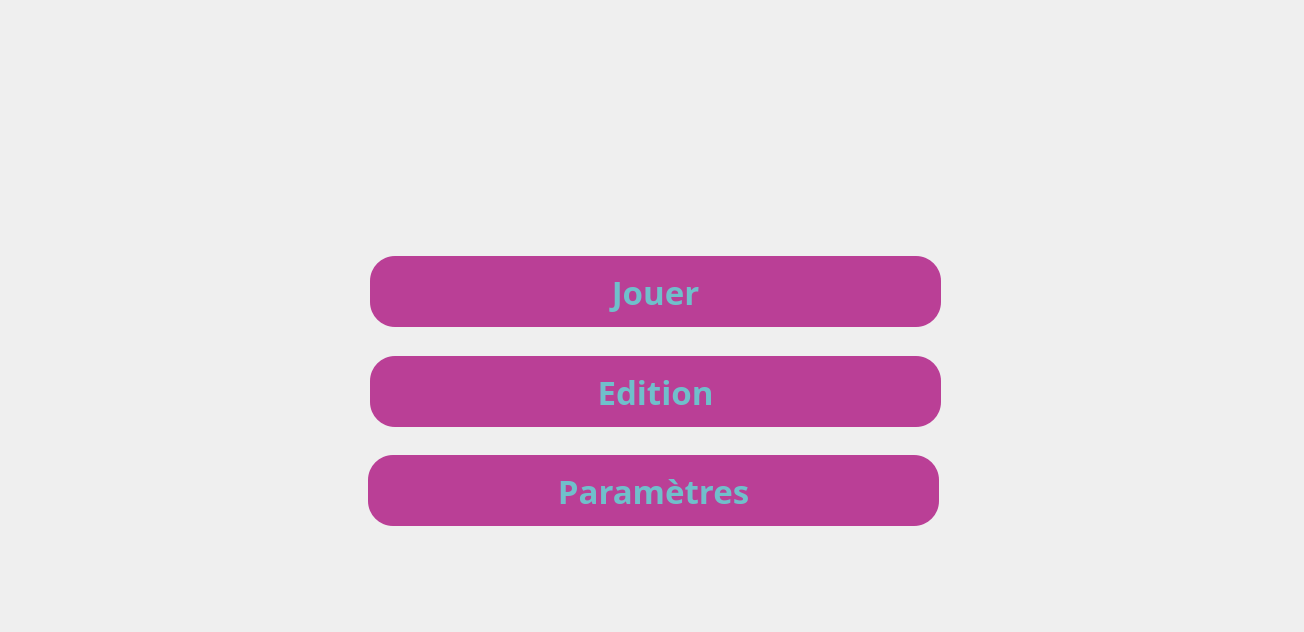
Qt form ApplicationPC/mainwindow.ui (Cortard/RobotRicochetSolver) before a commit.
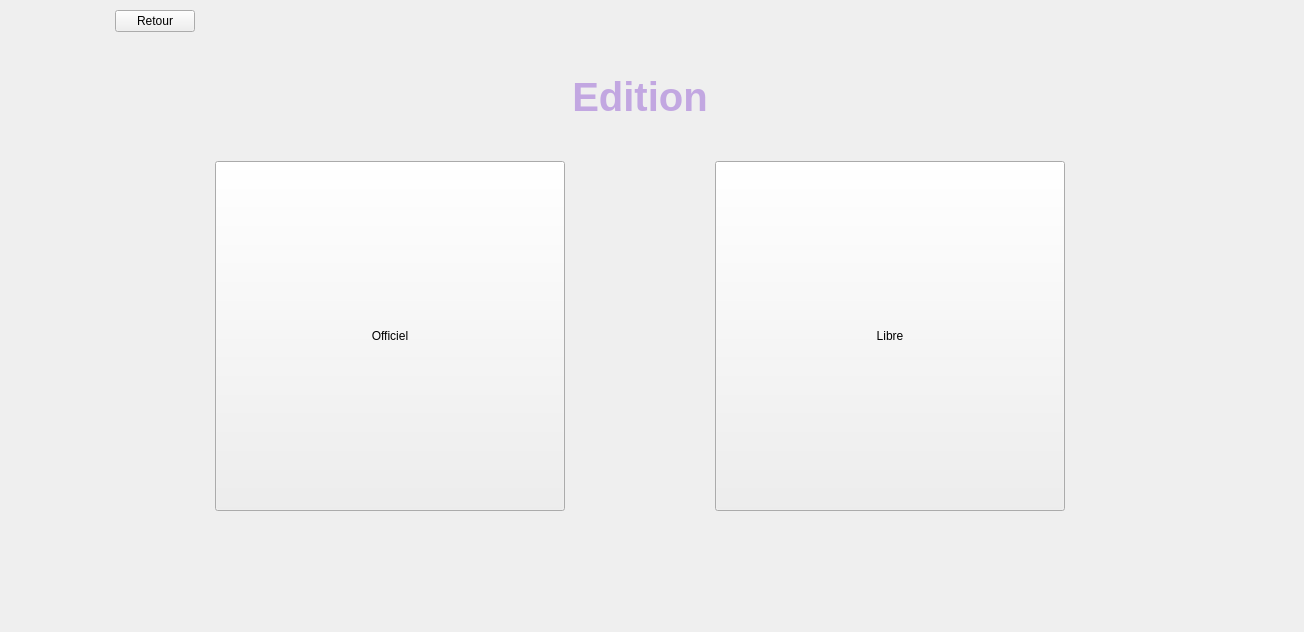
The same form after that commit. The open tabs and pages were chosen to show the change. Icons and pictures are not drawn.

Commit message: Creation libre

Patch:
```diff
--- a/ApplicationPC/mainwindow.ui
+++ b/ApplicationPC/mainwindow.ui
@@ -1152,6 +1152,181 @@
        </layout>
       </widget>
      </widget>
+     <widget class="QWidget" name="choixplateau">
+      <widget class="QWidget" name="verticalLayoutWidget_7">
+       <property name="geometry">
+        <rect>
+         <x>10</x>
+         <y>10</y>
+         <width>1261</width>
+         <height>701</height>
+        </rect>
+       </property>
+       <layout class="QGridLayout" name="gridLayout_8">
+        <property name="leftMargin">
+         <number>100</number>
+        </property>
+        <property name="rightMargin">
+         <number>100</number>
+        </property>
+        <property name="bottomMargin">
+         <number>200</number>
+        </property>
+        <item row="3" column="0">
+         <layout class="QHBoxLayout" name="horizontalLayout_6">
+          <property name="spacing">
+           <number>150</number>
+          </property>
+          <property name="leftMargin">
+           <number>100</number>
+          </property>
+          <property name="rightMargin">
+           <number>100</number>
+          </property>
+          <item>
+           <widget class="QPushButton" name="pushHistoire_3">
+            <property name="minimumSize">
+             <size>
+              <width>350</width>
+              <height>350</height>
+             </size>
+            </property>
+            <property name="maximumSize">
+             <size>
+              <width>350</width>
+              <height>350</height>
+             </size>
+            </property>
+            <property name="styleSheet">
+             <string notr="true">background : url(:/img/histoire.jpg) center center;</string>
+            </property>
+            <property name="text">
+             <string>Officiel</string>
+            </property>
+           </widget>
+          </item>
+          <item>
+           <widget class="QPushButton" name="pushTrain_3">
+            <property name="minimumSize">
+             <size>
+              <width>350</width>
+              <height>350</height>
+             </size>
+            </property>
+            <property name="maximumSize">
+             <size>
+              <width>350</width>
+              <height>350</height>
+             </size>
+            </property>
+            <property name="styleSheet">
+             <string notr="true">background : url(:/img/train.png) center center;</string>
+            </property>
+            <property name="text">
+             <string>Libre</string>
+            </property>
+           </widget>
+          </item>
+         </layout>
+        </item>
+        <item row="2" column="0">
+         <widget class="QLabel" name="label_3">
+          <property name="font">
+           <font>
+            <pointsize>30</pointsize>
+            <bold>true</bold>
+           </font>
+          </property>
+          <property name="styleSheet">
+           <string notr="true">color:rgb(194, 167, 225);</string>
+          </property>
+          <property name="text">
+           <string>Edition</string>
+          </property>
+          <property name="alignment">
+           <set>Qt::AlignCenter</set>
+          </property>
+         </widget>
+        </item>
+        <item row="1" column="0" alignment="Qt::AlignLeft">
+         <widget class="QPushButton" name="Retour_6">
+          <property name="text">
+           <string>Retour</string>
+          </property>
+         </widget>
+        </item>
+       </layout>
+      </widget>
+     </widget>
+     <widget class="QWidget" name="plateauofficiel">
+      <widget class="QWidget" name="verticalLayoutWidget_8">
+       <property name="geometry">
+        <rect>
+         <x>10</x>
+         <y>10</y>
+         <width>1501</width>
+         <height>601</height>
+        </rect>
+       </property>
+       <layout class="QGridLayout" name="gridLayout_10">
+        <property name="leftMargin">
+         <number>100</number>
+        </property>
+        <property name="rightMargin">
+         <number>100</number>
+        </property>
+        <property name="bottomMargin">
+         <number>100</number>
+        </property>
+        <item row="1" column="0" alignment="Qt::AlignLeft">
+         <widget class="QPushButton" name="Home_4">
+          <property name="text">
+           <string>Home</string>
+          </property>
+         </widget>
+        </item>
+        <item row="2" column="0" alignment="Qt::AlignLeft">
+         <widget class="QPushButton" name="Retour_8">
+          <property name="text">
+           <string>Retour</string>
+          </property>
+         </widget>
+        </item>
+        <item row="3" column="0">
+         <layout class="QHBoxLayout" name="horizontalLayout_8">
+          <property name="spacing">
+           <number>100</number>
+          </property>
+          <property name="leftMargin">
+           <number>0</number>
+          </property>
+          <property name="rightMargin">
+           <number>200</number>
+          </property>
+          <item>
+           <widget class="QGraphicsView" name="graphicsView_6">
+            <property name="minimumSize">
+             <size>
+              <width>1004</width>
+              <height>425</height>
+             </size>
+            </property>
+            <property name="maximumSize">
+             <size>
+              <width>1004</width>
+              <height>425</height>
+             </size>
+            </property>
+            <property name="styleSheet">
+             <string notr="true">background : url(:/img/Fond2.png) center center no-repeat;</string>
+            </property>
+           </widget>
+          </item>
+         </layout>
+        </item>
+       </layout>
+      </widget>
+     </widget>
     </widget>
    </widget>
   </widget>
```
The commit also changes 23 other files.
